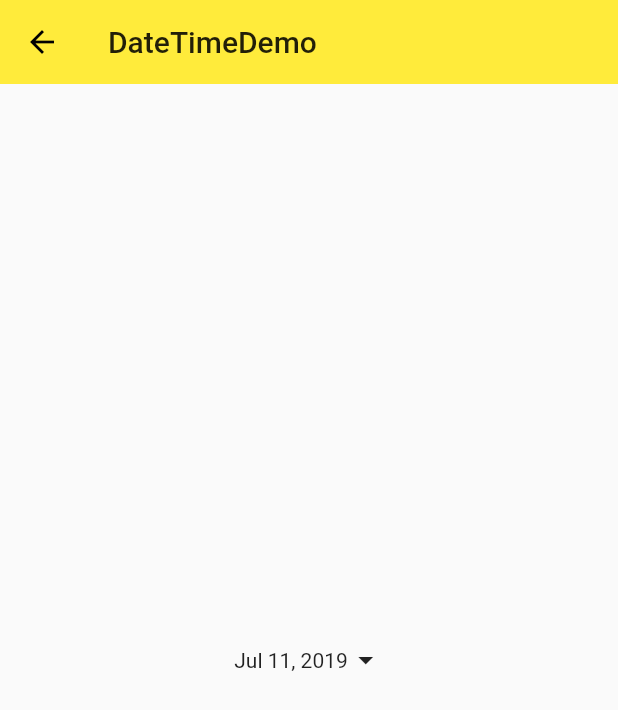
After one commit to maoai-xianyu/flutter_little, a Flutter app: the screen it shows after launch, after a tap on "DateTimeDemo", on a phone screen of 412 x 824 dp. The commit adds this screen. Shown: the top 710 px of the screen. Run offline on Flutter 3.47's test engine with Material 2 defaults, Android fonts, the phone set to English and light mode, and no system bars.

Commit message:
显示日期时间 intl

```diff
--- /dev/null
+++ b/lib/demo/datetime_demo.dart
@@ -0,0 +1,39 @@
+import 'package:flutter/material.dart';
+import 'package:intl/intl.dart';
+
+class DateTimeDemo extends StatefulWidget {
+  @override
+  _DateTimeDemoState createState() => _DateTimeDemoState();
+}
+
+class _DateTimeDemoState extends State<DateTimeDemo> {
+  final DateTime selectedDate = DateTime.now();
+
+  @override
+  Widget build(BuildContext context) {
+    return Scaffold(
+      appBar: AppBar(
+        title: Text('DateTimeDemo'),
+        elevation: 0.0,
+      ),
+      body: Container(
+        padding: EdgeInsets.all(16.0),
+        child: Column(
+          mainAxisAlignment: MainAxisAlignment.center,
+          children: <Widget>[
+            Row(
+              mainAxisAlignment: MainAxisAlignment.center,
+              children: <Widget>[
+                Text(DateFormat.yMMMd().format(selectedDate)),
+                InkWell(
+                  onTap: () {},
+                  child: Icon(Icons.arrow_drop_down),
+                ),
+              ],
+            ),
+          ],
+        ),
+      ),
+    );
+  }
+}
--- a/lib/demo/material_components.dart
+++ b/lib/demo/material_components.dart
@@ -7,6 +7,7 @@ import './check_box_demo.dart';
 import './radio_demo.dart';
 import './switch_demo.dart';
 import './slider_demo.dart';
+import './datetime_demo.dart';
 
 class MaterialComponents extends StatelessWidget {
   @override
@@ -18,6 +19,10 @@ class MaterialComponents extends StatelessWidget {
       ),
       body: ListView(
         children: <Widget>[
+          ListItem(
+            title: 'DateTimeDemo',
+            page: DateTimeDemo(),
+          ),
           ListItem(
             title: 'SliderDemo',
             page: SliderDemo(),
--- a/lib/demo/slider_demo.dart
+++ b/lib/demo/slider_demo.dart
@@ -23,6 +23,7 @@ class _SliderDemoState extends State<SliderDemo> {
             Row(
               mainAxisAlignment: MainAxisAlignment.center,
               children: <Widget>[
+                // 滑动选择器
                 Slider(
                   value: _slideItemA,
                   onChanged: (value) {
@@ -36,6 +37,7 @@ class _SliderDemoState extends State<SliderDemo> {
                   max: 10.0,
                   // 分割
                   divisions: 10,
+                  // 显示标签
                   label: '${_slideItemA.toInt()}',
                 )
               ],
--- a/pubspec.yaml
+++ b/pubspec.yaml
@@ -15,6 +15,7 @@ environment:
 dependencies:
   flutter:
     sdk: flutter
+  intl: ^0.15.8
 
   # The following adds the Cupertino Icons font to your application.
   # Use with the CupertinoIcons class for iOS style icons.
```
